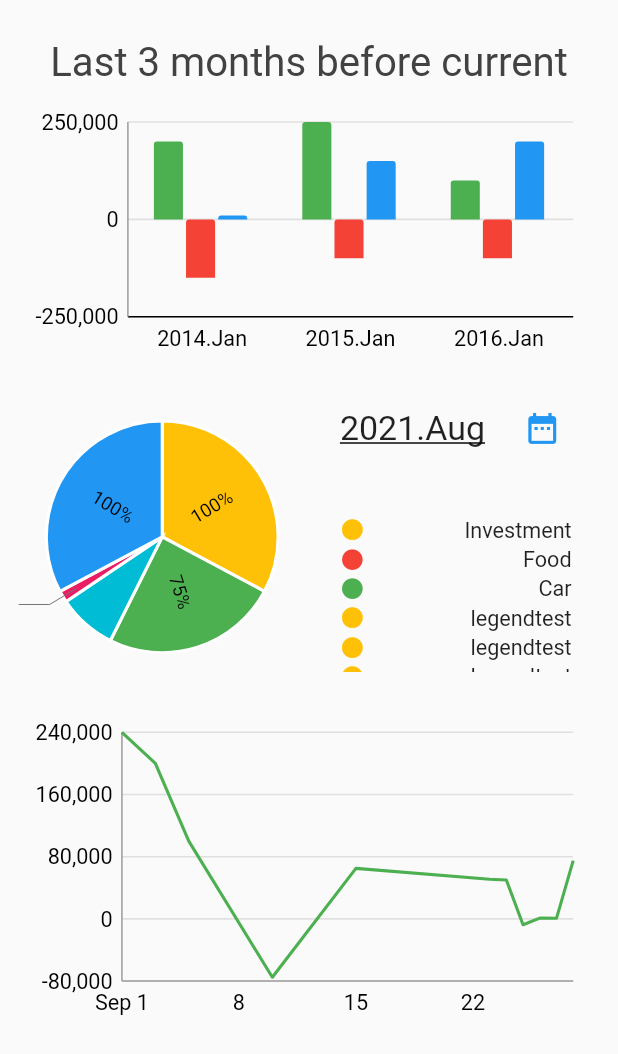
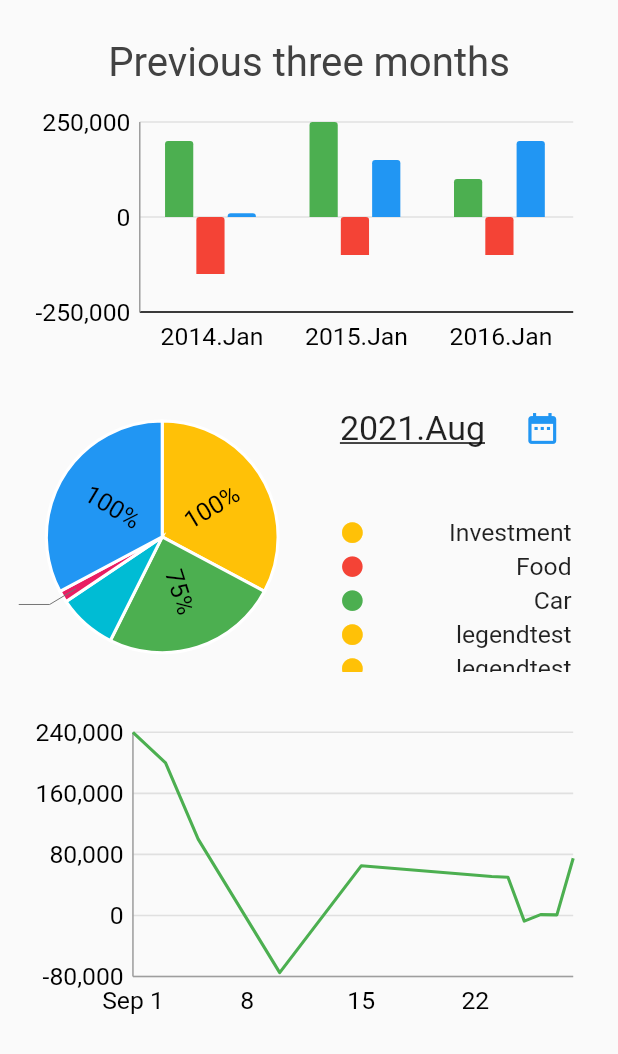
Before and after one commit to dodoqqww/my_budget, a Flutter app: the GraphScreen screen opened directly, on a phone screen of 412 x 824 dp. Shown: the top 1054 px of the screen. Run offline on Flutter 3.47's test engine with Material 2 defaults, Android fonts, the phone set to English and light mode, and no system bars; our stand-ins replace charts_flutter, convex_bottom_bar, expandable, get_it, month_picker_dialog, responsive_framework and 1 more; missing offline and left inert: charts_common, flutter_date_picker_timeline, flutter_material_color_picker, flutter_picker; generated files the repository leaves out were written again.

Commit message:
3 main screens texttheme ready

```diff
--- a/lib/ui/common/theme.dart
+++ b/lib/ui/common/theme.dart
@@ -11,11 +11,15 @@ final appTheme = ThemeData(
   shadowColor: Colors.lightBlue,
   dividerColor: Colors.blue,
   textTheme: TextTheme(
-    headline1: TextStyle(
-      fontFamily: 'Corben',
-      fontWeight: FontWeight.w700,
-      fontSize: 24,
-      color: Colors.black,
-    ),
+    //main screen sum 32
+    headline1: TextStyle(fontSize: 32),
+    //main title 28
+    headline2: TextStyle(fontSize: 26, color: Colors.black),
+    //graph screen month text
+    headline3: TextStyle(fontSize: 22),
+    //list items 18
+    bodyText1: TextStyle(fontSize: 18.0),
+    //only in graph data text
+    bodyText2: TextStyle(fontSize: 16.0),
   ),
 );
--- a/lib/ui/screens/graph_screen.dart
+++ b/lib/ui/screens/graph_screen.dart
@@ -104,7 +104,7 @@ class MonthSelectorWidget extends StatelessWidget {
               Text(
                 "2021.Aug",
                 style: TextStyle(
-                  fontSize: 22,
+                  fontSize: Theme.of(context).textTheme.headline3.fontSize,
                   decoration: TextDecoration.underline,
                 ),
               ),
@@ -150,7 +150,7 @@ class PieChart extends StatelessWidget {
     return Padding(
       padding: const EdgeInsets.only(left: 10),
       child: getAppCardStyle(
-        child: Center(child: PieCHart.withSampleData()),
+        child: Center(child: PieCHart.withSampleData(context)),
       ),
     );
   }
--- a/lib/ui/widgets/chart_widgets.dart
+++ b/lib/ui/widgets/chart_widgets.dart
@@ -31,7 +31,11 @@ class ComboChart extends StatelessWidget {
 
               // Tick and Label styling here.
               labelStyle: new charts.TextStyleSpec(
-                  fontSize: 14, // size in Pts.
+                  fontSize: Theme.of(context)
+                      .textTheme
+                      .bodyText2
+                      .fontSize
+                      .toInt(), // size in Pts.
                   color: charts.MaterialPalette.black),
 
               // Change the line colors to match text color.
@@ -41,7 +45,11 @@ class ComboChart extends StatelessWidget {
           renderSpec: new charts.GridlineRendererSpec(
             // Tick and Label styling here.
             labelStyle: new charts.TextStyleSpec(
-                fontSize: 14, // size in Pts.
+                fontSize: Theme.of(context)
+                    .textTheme
+                    .bodyText2
+                    .fontSize
+                    .toInt(), // size in Pts.
                 color: charts.MaterialPalette.black),
           ),
           showAxisLine: true,
@@ -66,10 +74,12 @@ class ComboChart extends StatelessWidget {
             customRendererId: 'customLine')
       ],
       behaviors: [
-        new charts.ChartTitle('Last 3 months before current',
-            titleStyleSpec: TextStyleSpec(fontSize: 26),
+        new charts.ChartTitle('Previous three months',
+            titleStyleSpec: TextStyleSpec(
+                fontSize:
+                    Theme.of(context).textTheme.headline2.fontSize.toInt()),
             behaviorPosition: charts.BehaviorPosition.top,
-            titleOutsideJustification: charts.OutsideJustification.middle,
+            titleOutsideJustification: charts.OutsideJustification.end,
             // Set a larger inner padding than the default (10) to avoid
             // rendering the text too close to the top measure axis tick label.
             // The top tick label may extend upwards into the top margin region
@@ -156,9 +166,9 @@ class PieCHart extends StatelessWidget {
 
   PieCHart(this.seriesList, {this.animate});
 
-  factory PieCHart.withSampleData() {
+  factory PieCHart.withSampleData(BuildContext context) {
     return new PieCHart(
-      _createSampleData(),
+      _createSampleData(context),
       // Disable animations for image tests.
       animate: false,
     );
@@ -177,7 +187,8 @@ class PieCHart extends StatelessWidget {
   }
 
   /// Create series list with one series
-  static List<charts.Series<LinearSales, String>> _createSampleData() {
+  static List<charts.Series<LinearSales, String>> _createSampleData(
+      BuildContext context) {
     final data = [
       new LinearSales("Food", 100, Colors.amber),
       new LinearSales("Investment", 75, Colors.green),
@@ -193,10 +204,16 @@ class PieCHart extends StatelessWidget {
         measureFn: (LinearSales data, _) => data.sales,
         colorFn: (LinearSales data, __) =>
             charts.ColorUtil.fromDartColor(data.color),
-        outsideLabelStyleAccessorFn: (LinearSales data, _) =>
-            new charts.TextStyleSpec(color: MaterialPalette.black),
+        //outsideLabelStyleAccessorFn: (LinearSales data, _) =>
+        //    new charts.TextStyleSpec(
+        //        color: MaterialPalette.black,
+        //        fontSize:
+        //            Theme.of(context).textTheme.bodyText2.fontSize.toInt()),
         insideLabelStyleAccessorFn: (LinearSales data, _) =>
-            new charts.TextStyleSpec(color: MaterialPalette.black),
+            new charts.TextStyleSpec(
+                color: MaterialPalette.black,
+                fontSize:
+                    Theme.of(context).textTheme.bodyText2.fontSize.toInt()),
         labelAccessorFn: (LinearSales data, _) =>
             data.sales > 35 ? "${data.sales}%" : "",
         data: data,
@@ -241,7 +258,11 @@ class MonthLineChart extends StatelessWidget {
           // Tick and Label styling here.
 
           labelStyle: new charts.TextStyleSpec(
-              fontSize: 14, // size in Pts.
+              fontSize: Theme.of(context)
+                  .textTheme
+                  .bodyText2
+                  .fontSize
+                  .toInt(), // size in Pts.
               color: charts.MaterialPalette.black),
         ),
         //TODO a honap legalabb elso utolso középső datum látható legyen
@@ -257,7 +278,11 @@ class MonthLineChart extends StatelessWidget {
           renderSpec: new charts.GridlineRendererSpec(
             // Tick and Label styling here.
             labelStyle: new charts.TextStyleSpec(
-                fontSize: 14, // size in Pts.
+                fontSize: Theme.of(context)
+                    .textTheme
+                    .bodyText2
+                    .fontSize
+                    .toInt(), // size in Pts.
                 color: charts.MaterialPalette.black),
           ),
           tickProviderSpec: new charts.BasicNumericTickProviderSpec(
@@ -320,7 +345,6 @@ class MonthLineChart extends StatelessWidget {
     ];
 
 // Generate 2 shades of each color so that we can style the line segments.
-    final blue = charts.MaterialPalette.blue.shadeDefault;
     final red = charts.MaterialPalette.red.shadeDefault;
     final green = charts.MaterialPalette.green.shadeDefault;
 
--- a/lib/ui/widgets/legend_widget.dart
+++ b/lib/ui/widgets/legend_widget.dart
@@ -23,7 +23,7 @@ class MyLegendWidget extends StatelessWidget {
           ),
           Text(
             text,
-            style: TextStyle(fontSize: 14),
+            style: Theme.of(context).textTheme.bodyText2,
           )
         ],
       ),
```
Also changed, not shown: lib/ui/screens/main_screen.dart (+15 -8 lines), lib/ui/screens/settings_screen.dart (+22 -13 lines).
